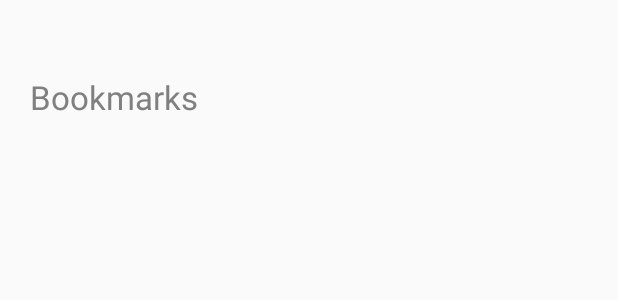
After one commit to ZonaRMR/stack-web-browser, an Android app: the layout bookmarks.xml on its own in the app's theme, with its tools: preview values and no code run, on a phone screen of 412 x 824 dp. The commit adds this screen. Shown: the top 300 px of the screen. Run offline under Robolectric (Android 15) with nearby library versions, the phone set to English and light mode, and no system bars.

Commit message:
Bookmarks fully working! history still sucks

```diff
--- a/app/src/main/AndroidManifest.xml
+++ b/app/src/main/AndroidManifest.xml
@@ -42,6 +42,7 @@
         <activity android:name=".Settings"/>
         <activity android:name=".GPL"/>
         <activity android:name=".History"/>
+        <activity android:name=".Bookmarks"/>
 
         <!-- ATTENTION: This was auto-generated to add Google Play services to your project for
              App Indexing.  See https://g.co/AppIndexing/AndroidStudio for more information. -->
--- /dev/null
+++ b/app/src/main/res/layout/bookmarks.xml
@@ -0,0 +1,38 @@
+<?xml version="1.0" encoding="utf-8"?>
+<RelativeLayout xmlns:android="http://schemas.android.com/apk/res/android"
+    android:orientation="vertical" android:layout_width="match_parent"
+    android:layout_height="match_parent"
+    android:layout_marginTop="@dimen/activity_horizontal_margin"
+    android:layout_marginBottom="@dimen/activity_horizontal_margin">
+
+    <TextView
+        android:layout_width="match_parent"
+        android:layout_height="wrap_content"
+        android:text="@string/menu_bookmarks"
+        android:textAppearance="?android:attr/textAppearanceLarge"
+        android:typeface="sans"
+        android:layout_margin="20dp"
+        android:textColor="#808080"
+        android:id="@+id/BMTitle" />
+
+    <ListView
+        android:layout_width="match_parent"
+        android:layout_height="wrap_content"
+        android:id="@+id/BMList"
+        android:layout_gravity="center_horizontal"
+        android:layout_below="@id/BMTitle"/>
+
+    <TextView
+        android:layout_width="match_parent"
+        android:layout_height="wrap_content"
+        android:gravity="center"
+        android:layout_gravity="center"
+        android:foregroundGravity="center"
+        android:text="@string/nohistory"
+        android:id="@+id/empty"
+        android:textAppearance="?android:attr/textAppearanceLarge"
+        android:typeface="sans"
+        android:layout_margin="20dp"
+        android:visibility="gone" />
+
+</RelativeLayout>
--- a/app/src/main/res/menu/options.xml
+++ b/app/src/main/res/menu/options.xml
@@ -8,6 +8,10 @@
     <item android:id="@+id/menu_history"
         android:title="@string/menu_history"
         android:onClick="goToHistory"/>
+
+    <item android:id="@+id/menu_bookmarks"
+        android:title="@string/menu_bookmarks"
+        android:onClick="goToBookmarks"/>
 
     <item android:id="@+id/newTab"
         android:title="@string/openNewTab"
--- a/app/src/main/res/values/colors.xml
+++ b/app/src/main/res/values/colors.xml
@@ -10,4 +10,5 @@
     <color name="GD">#2E7D32</color>
     <color name="BD">#0277BD</color>
     <color name="GRD">#424242</color>
+
 </resources>
--- a/app/src/main/res/values/strings.xml
+++ b/app/src/main/res/values/strings.xml
@@ -79,4 +79,7 @@
     <string name="add_bm">Add a bookmark</string>
     <string name="favorites">Favourites</string>
     <string name="readlater">Read later</string>
+    <string name="add">Add</string>
+    <string name="BM_added">Bookmark added</string>
+    <string name="menu_bookmarks">Bookmarks</string>
 </resources>
```
Also changed, not shown: app/src/main/java/eu/depa/browsing/stack/Bookmarks.java (added, +101 -0 lines), app/src/main/java/eu/depa/browsing/stack/EditTextDialog.java (added, +47 -0 lines), app/src/main/java/eu/depa/browsing/stack/MainActivity.java (+19 -10 lines), app/src/main/java/eu/depa/browsing/stack/SpinnerDialog.java (deleted, +0 -29 lines), app/src/main/res/layout/edittext_dialog.xml (added, +27 -0 lines), app/src/main/res/layout/history.xml (+12 -1 lines), app/src/main/res/layout/spinner_dialog.xml (deleted, +0 -32 lines), 41 other files.
